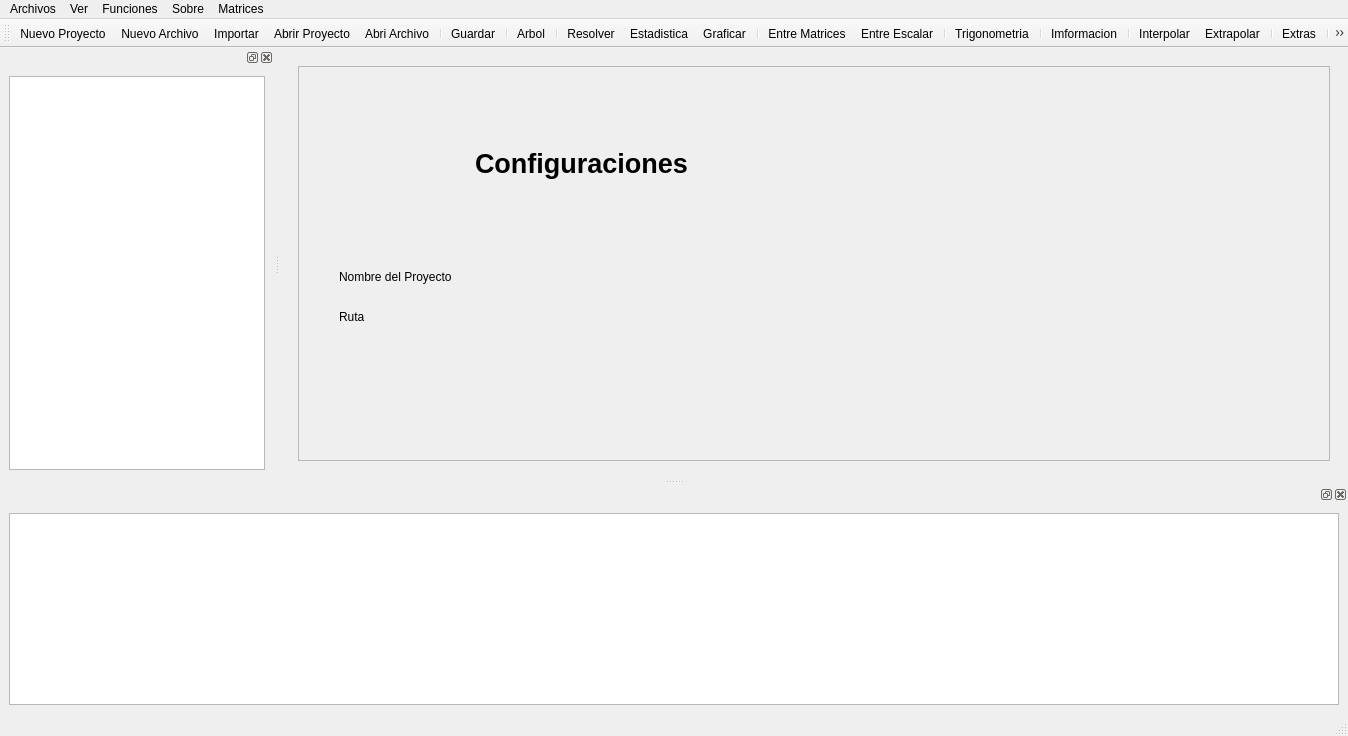
Above: Gamma/mainwindow.ui from enrique76/Gamma before the change. Below: the same form after it.
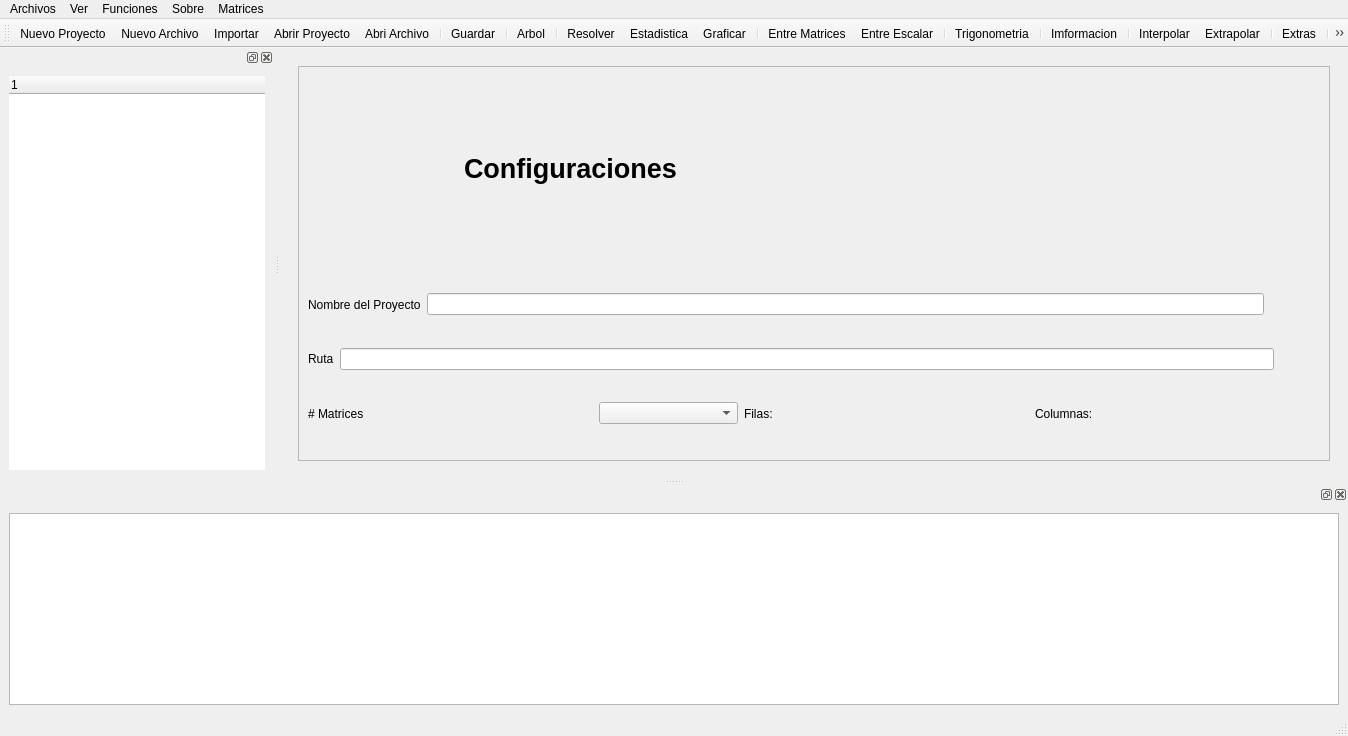
That is the form after the change. The open tabs and pages were chosen to show the change. Icons and pictures are not drawn.

Patch:
```diff
--- a/Gamma/mainwindow.ui
+++ b/Gamma/mainwindow.ui
@@ -10,6 +10,12 @@
     <height>736</height>
    </rect>
   </property>
+  <property name="minimumSize">
+   <size>
+    <width>50</width>
+    <height>50</height>
+   </size>
+  </property>
   <property name="windowTitle">
    <string>GAMMA</string>
   </property>
@@ -484,19 +490,14 @@
             <rect>
              <x>0</x>
              <y>0</y>
-             <width>1194</width>
-             <height>358</height>
+             <width>1051</width>
+             <height>368</height>
             </rect>
            </property>
-           <widget class="QWidget" name="layoutWidget">
-            <property name="geometry">
-             <rect>
-              <x>20</x>
-              <y>20</y>
-              <width>411</width>
-              <height>152</height>
-             </rect>
-            </property>
+           <layout class="QGridLayout" name="gridLayout_14">
+            <item row="0" column="0">
+             <layout class="QVBoxLayout" name="verticalLayout_4">
+              <item>
             <layout class="QHBoxLayout" name="horizontalLayout_8">
              <item>
               <widget class="QLabel" name="label_11">
@@ -534,35 +535,130 @@
               </widget>
              </item>
             </layout>
-           </widget>
+              </item>
+              <item>
+               <layout class="QVBoxLayout" name="verticalLayout_3">
+                <item>
+                 <layout class="QHBoxLayout" name="horizontalLayout_2">
+                  <item>
            <widget class="QLabel" name="label_12">
-            <property name="geometry">
-             <rect>
-              <x>40</x>
-              <y>200</y>
-              <width>151</width>
-              <height>20</height>
-             </rect>
-            </property>
             <property name="text">
              <string>Nombre del Proyecto</string>
             </property>
            </widget>
+                  </item>
+                  <item>
+                   <widget class="QLineEdit" name="cNombreProyecto"/>
+                  </item>
+                  <item>
+                   <widget class="QLabel" name="label_14">
+                    <property name="minimumSize">
+                     <size>
+                      <width>50</width>
+                      <height>50</height>
+                     </size>
+                    </property>
+                    <property name="styleSheet">
+                     <string notr="true">border-image: url(:/new/prefix1/iconos/agregar-carpeta.png);</string>
+                    </property>
+                    <property name="text">
+                     <string/>
+                    </property>
+                   </widget>
+                  </item>
+                 </layout>
+                </item>
+                <item>
+                 <layout class="QHBoxLayout" name="horizontalLayout_9">
+                  <item>
            <widget class="QLabel" name="label_13">
-            <property name="geometry">
-             <rect>
-              <x>40</x>
-              <y>240</y>
-              <width>63</width>
-              <height>20</height>
-             </rect>
-            </property>
             <property name="text">
              <string>Ruta</string>
             </property>
            </widget>
-          </widget>
-         </widget>
+                  </item>
+                  <item>
+                   <widget class="QLineEdit" name="cRuta"/>
+                  </item>
+                  <item>
+                   <widget class="QPushButton" name="cBuscarRuta">
+                    <property name="text">
+                     <string/>
+                    </property>
+                    <property name="icon">
+                     <iconset resource="iconos.qrc">
+                      <normaloff>:/new/prefix1/iconos/ruta.png</normaloff>:/new/prefix1/iconos/ruta.png</iconset>
+                    </property>
+                    <property name="flat">
+                     <bool>true</bool>
+                    </property>
+                   </widget>
+                  </item>
+                 </layout>
+                </item>
+                <item>
+                 <layout class="QHBoxLayout" name="horizontalLayout_10">
+                  <item>
+                   <widget class="QLabel" name="label_15">
+                    <property name="text">
+                     <string># Matrices</string>
+                    </property>
+                   </widget>
+                  </item>
+                  <item>
+                   <widget class="QLabel" name="cNM">
+                    <property name="text">
+                     <string/>
+                    </property>
+                   </widget>
+                  </item>
+                  <item>
+                   <widget class="QComboBox" name="CM"/>
+                  </item>
+                  <item>
+                   <widget class="QLabel" name="label_17">
+                    <property name="text">
+                     <string>Filas:</string>
+                    </property>
+                   </widget>
+                  </item>
+                  <item>
+                   <widget class="QLabel" name="CF">
+                    <property name="text">
+                     <string/>
+                    </property>
+                   </widget>
+                  </item>
+                  <item>
+                   <widget class="QLabel" name="label_19">
+                    <property name="text">
+                     <string>Columnas:</string>
+                    </property>
+                   </widget>
+                  </item>
+                  <item>
+                   <widget class="QLabel" name="CC">
+                    <property name="text">
+                     <string/>
+                    </property>
+                   </widget>
+                  </item>
+                 </layout>
+                </item>
+               </layout>
+              </item>
+             </layout>
+            </item>
+           </layout>
+          </widget>
+         </widget>
+        </item>
+       </layout>
+      </widget>
+      <widget class="QWidget" name="page_6">
+       <layout class="QGridLayout" name="gridLayout_5">
+        <item row="0" column="0">
+         <widget class="QTextEdit" name="historial"/>
         </item>
        </layout>
       </widget>
@@ -655,8 +751,14 @@
     <layout class="QGridLayout" name="gridLayout_2">
      <item row="0" column="0">
       <widget class="QTreeWidget" name="arbol">
+       <property name="styleSheet">
+        <string notr="true"/>
+       </property>
        <property name="frameShape">
-        <enum>QFrame::StyledPanel</enum>
+        <enum>QFrame::NoFrame</enum>
+       </property>
+       <property name="frameShadow">
+        <enum>QFrame::Sunken</enum>
        </property>
        <property name="verticalScrollBarPolicy">
         <enum>Qt::ScrollBarAsNeeded</enum>
@@ -668,7 +770,7 @@
         <bool>true</bool>
        </property>
        <attribute name="headerVisible">
-        <bool>false</bool>
+        <bool>true</bool>
        </attribute>
        <column>
         <property name="text">
```
Left out of the diff: 4 changed lines with no effect on the pictures. Lines whose indentation alone changed are shown as unchanged.
